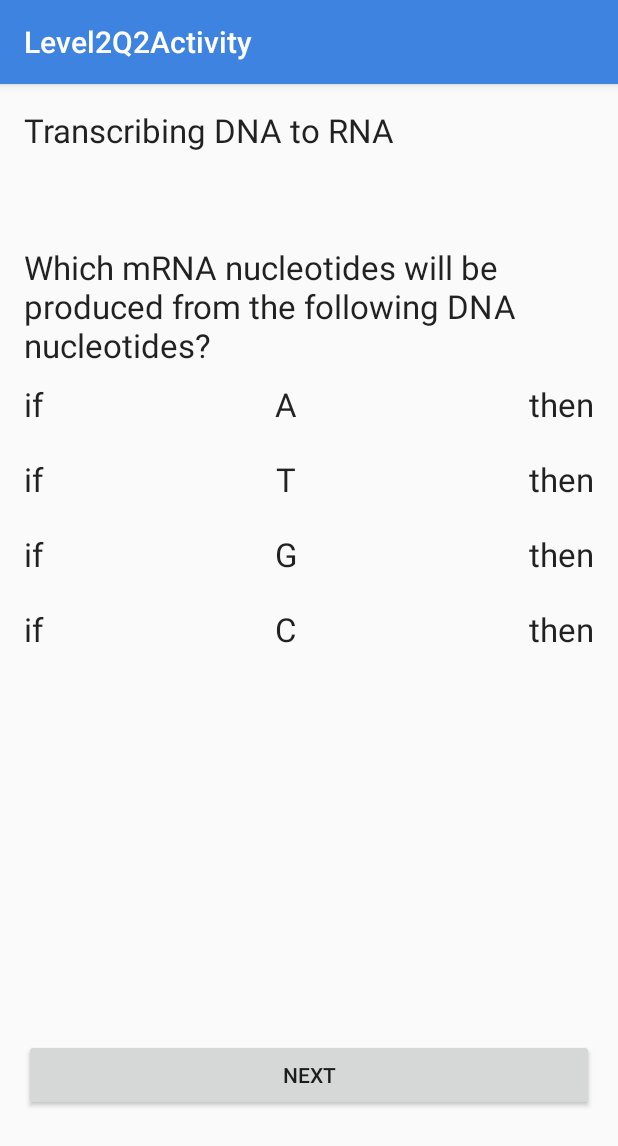
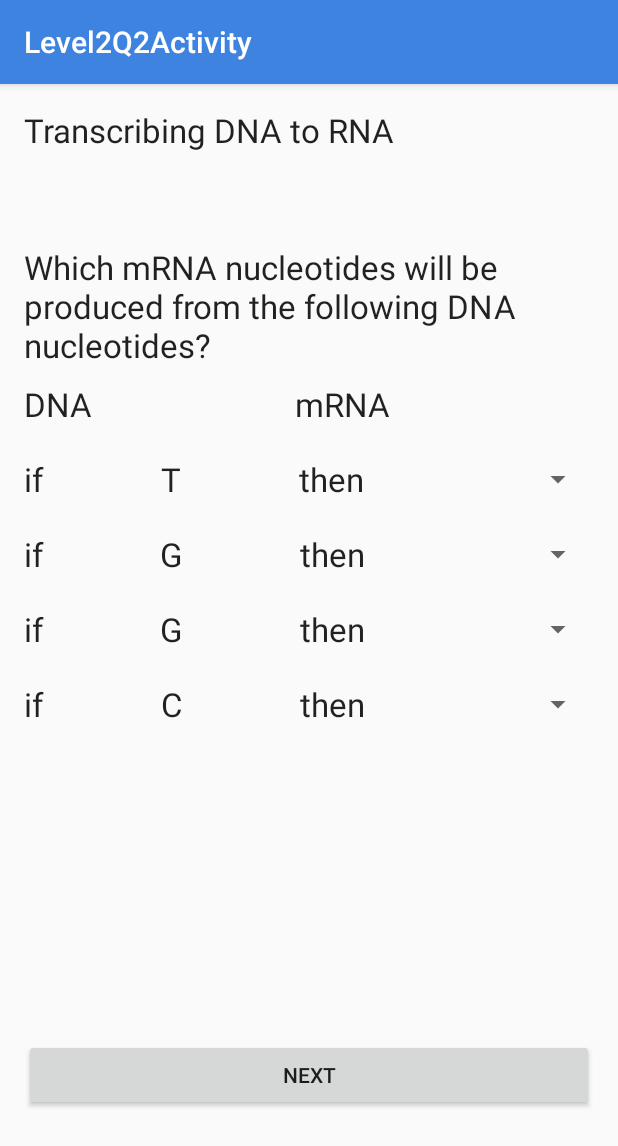
Before and after one commit to skarpath/MajorReady, an Android app: the Level2Q2Activity screen opened directly, with no data from a screen before it, on a phone screen of 412 x 824 dp. Shown: the top 1146 px of the screen. Run offline under Robolectric (Android 15) with nearby library versions, the phone set to English and light mode, and no system bars.

Commit message:
Version 0.4

```diff
--- a/app/src/main/java/com/stephenk/majorready/MainActivity.java
+++ b/app/src/main/java/com/stephenk/majorready/MainActivity.java
@@ -11,7 +11,7 @@ import android.widget.Toast;
 
 public class MainActivity extends AppCompatActivity {
 
-    Button maLvl2btn;
+    Button maLvl1btn;
 
     @Override
     protected void onCreate(Bundle savedInstanceState) {
@@ -20,8 +20,8 @@ public class MainActivity extends AppCompatActivity {
 
 
         //Button Code
-        maLvl2btn = (Button) findViewById(R.id.maLvl2btn);
-        maLvl2btn.setOnClickListener(new Button.OnClickListener() {
+        maLvl1btn = (Button) findViewById(R.id.maLvl1btn);
+        maLvl1btn.setOnClickListener(new Button.OnClickListener() {
             public void onClick(View v) {
                 Intent intent = new Intent(MainActivity.this, Level2Q2Activity.class);
                 startActivity(intent);
--- a/app/src/main/res/layout/content_level2_q2.xml
+++ b/app/src/main/res/layout/content_level2_q2.xml
@@ -61,23 +61,18 @@
             android:layout_width="wrap_content"
             android:layout_height="wrap_content"
             android:textAppearance="?android:attr/textAppearanceLarge"
-            android:text="@string/titleIF"
+            android:text="@string/l2q2headingDNA"
             android:layout_weight="1"
-            android:id="@+id/textView5" />
+            android:id="@+id/l2q2headingDNA" />
 
         <TextView
             android:layout_width="wrap_content"
             android:layout_height="wrap_content"
             android:textAppearance="?android:attr/textAppearanceLarge"
-            android:text="A"
+            android:text="@string/l2q2headingmRNA"
             android:layout_weight="1"
-            android:id="@+id/textView6" />
+            android:id="@+id/l2q2headingmRNA" />
 
-        <TextView
-            android:layout_width="wrap_content"
-            android:layout_height="wrap_content"
-            android:textAppearance="?android:attr/textAppearanceLarge"
-            android:text="@string/titlethen" />
     </LinearLayout>
 
     <LinearLayout
@@ -110,6 +105,15 @@
             android:layout_height="wrap_content"
             android:textAppearance="?android:attr/textAppearanceLarge"
             android:text="@string/titlethen" />
+
+        <Spinner
+            android:layout_width="74dp"
+            android:layout_height="wrap_content"
+            android:id="@+id/L2Q2Spinner2"
+            android:layout_weight="1"
+            android:layout_centerVertical="true"
+            android:layout_centerHorizontal="true"
+            android:spinnerMode="dropdown" />
     </LinearLayout>
 
     <LinearLayout
@@ -142,6 +146,17 @@
             android:layout_height="wrap_content"
             android:textAppearance="?android:attr/textAppearanceLarge"
             android:text="@string/titlethen" />
+
+        <Spinner
+            android:layout_width="74dp"
+            android:layout_height="wrap_content"
+            android:id="@+id/L2Q2Spinner3"
+            android:layout_weight="1"
+            android:layout_centerVertical="true"
+            android:layout_centerHorizontal="true"
+            android:spinnerMode="dropdown" />
+
+
     </LinearLayout>
 
     <LinearLayout
@@ -165,7 +180,7 @@
             android:layout_width="wrap_content"
             android:layout_height="wrap_content"
             android:textAppearance="?android:attr/textAppearanceLarge"
-            android:text="C"
+            android:text="G"
             android:layout_weight="1"
             android:id="@+id/textView12" />
 
@@ -174,6 +189,56 @@
             android:layout_height="wrap_content"
             android:textAppearance="?android:attr/textAppearanceLarge"
             android:text="@string/titlethen" />
+
+        <Spinner
+            android:layout_width="74dp"
+            android:layout_height="wrap_content"
+            android:id="@+id/L2Q2Spinner4"
+            android:layout_weight="1"
+            android:layout_centerVertical="true"
+            android:layout_centerHorizontal="true"
+            android:spinnerMode="dropdown" />
+    </LinearLayout>
+
+    <LinearLayout
+        android:orientation="horizontal"
+        android:layout_width="match_parent"
+        android:layout_height="50dp"
+        android:id="@+id/linearLayout6"
+        android:gravity="center_vertical|center_horizontal"
+        android:layout_below="@+id/linearLayout5"
+        android:layout_alignParentStart="true">
+
+        <TextView
+            android:layout_width="wrap_content"
+            android:layout_height="wrap_content"
+            android:textAppearance="?android:attr/textAppearanceLarge"
+            android:text="@string/titleIF"
+            android:layout_weight="1"
+            android:id="@+id/textView14" />
+
+        <TextView
+            android:layout_width="wrap_content"
+            android:layout_height="wrap_content"
+            android:textAppearance="?android:attr/textAppearanceLarge"
+            android:text="C"
+            android:layout_weight="1"
+            android:id="@+id/textView15" />
+
+        <TextView
+            android:layout_width="wrap_content"
+            android:layout_height="wrap_content"
+            android:textAppearance="?android:attr/textAppearanceLarge"
+            android:text="@string/titlethen" />
+
+        <Spinner
+            android:layout_width="74dp"
+            android:layout_height="wrap_content"
+            android:id="@+id/spinner"
+            android:layout_weight="1"
+            android:layout_centerVertical="true"
+            android:layout_centerHorizontal="true"
+            android:spinnerMode="dropdown" />
     </LinearLayout>
 
 </RelativeLayout>
--- a/app/src/main/res/values/strings.xml
+++ b/app/src/main/res/values/strings.xml
@@ -13,4 +13,6 @@
     <string name="TitlePsychology">Psychology</string>
     <string name="BtnBusiness">Business</string>
     <string name="btnHealth">Health</string>
+    <string name="l2q2headingmRNA">mRNA</string>
+    <string name="l2q2headingDNA">DNA</string>
 </resources>
```
